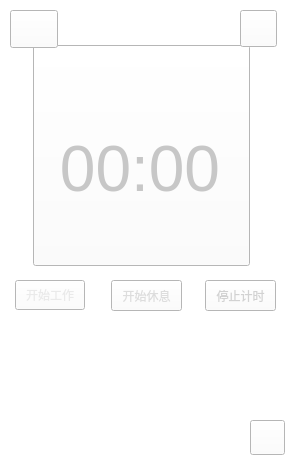
This is mainwindow.ui in Haiming-Yang/oneTomato as Qt 5 draws it before an edit. The edited form follows.
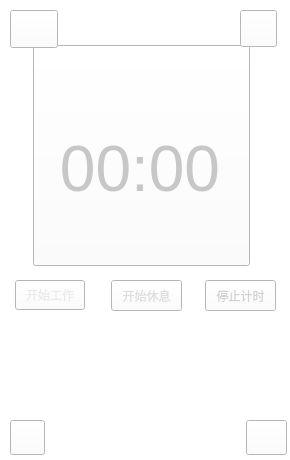
This is the edited form. Icons and pictures are not drawn.

Commit message: info and achivement

Patch:
```diff
--- a/mainwindow.ui
+++ b/mainwindow.ui
@@ -88,7 +88,7 @@
    <widget class="QPushButton" name="pushButton_4">
     <property name="geometry">
      <rect>
-      <x>250</x>
+      <x>10</x>
       <y>420</y>
       <width>35</width>
       <height>35</height>
@@ -591,6 +591,22 @@
      <string/>
     </property>
    </widget>
+   <widget class="QPushButton" name="info">
+    <property name="geometry">
+     <rect>
+      <x>246</x>
+      <y>420</y>
+      <width>41</width>
+      <height>35</height>
+     </rect>
+    </property>
+    <property name="styleSheet">
+     <string notr="true">border-image: url(:/buttonImage/info.jpg);</string>
+    </property>
+    <property name="text">
+     <string/>
+    </property>
+   </widget>
    <zorder>pushButton_4</zorder>
    <zorder>label_3</zorder>
    <zorder>label_4</zorder>
```
Left out of the diff: 1 changed line with no effect on the pictures. The commit also changes 48 other files.
